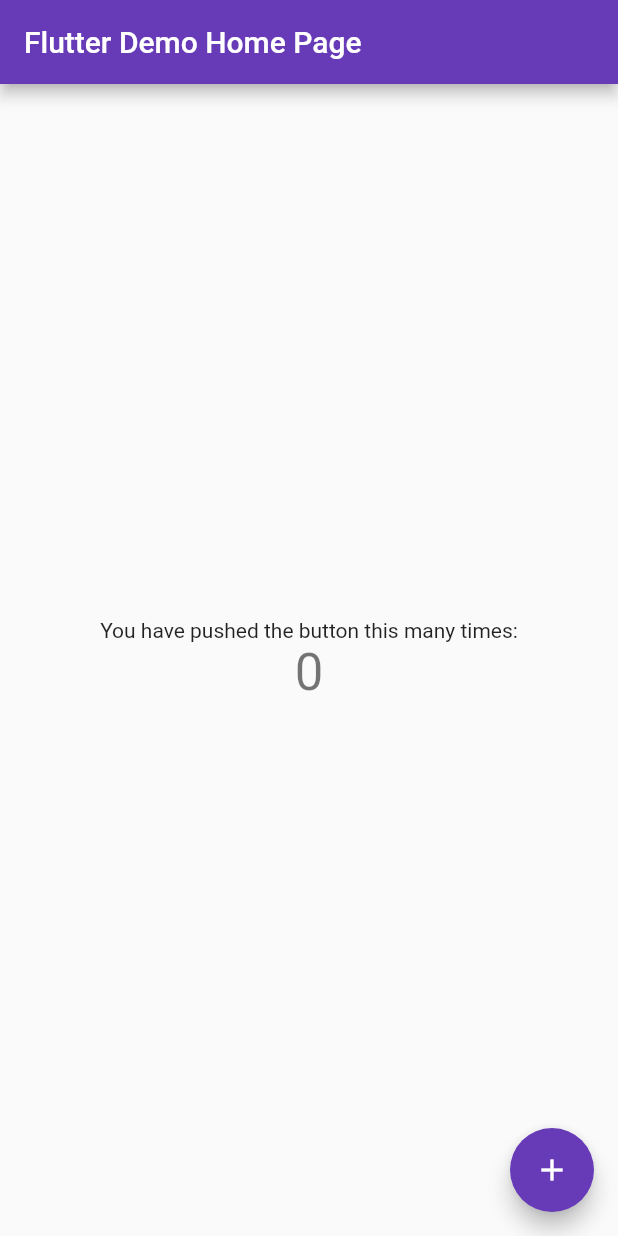
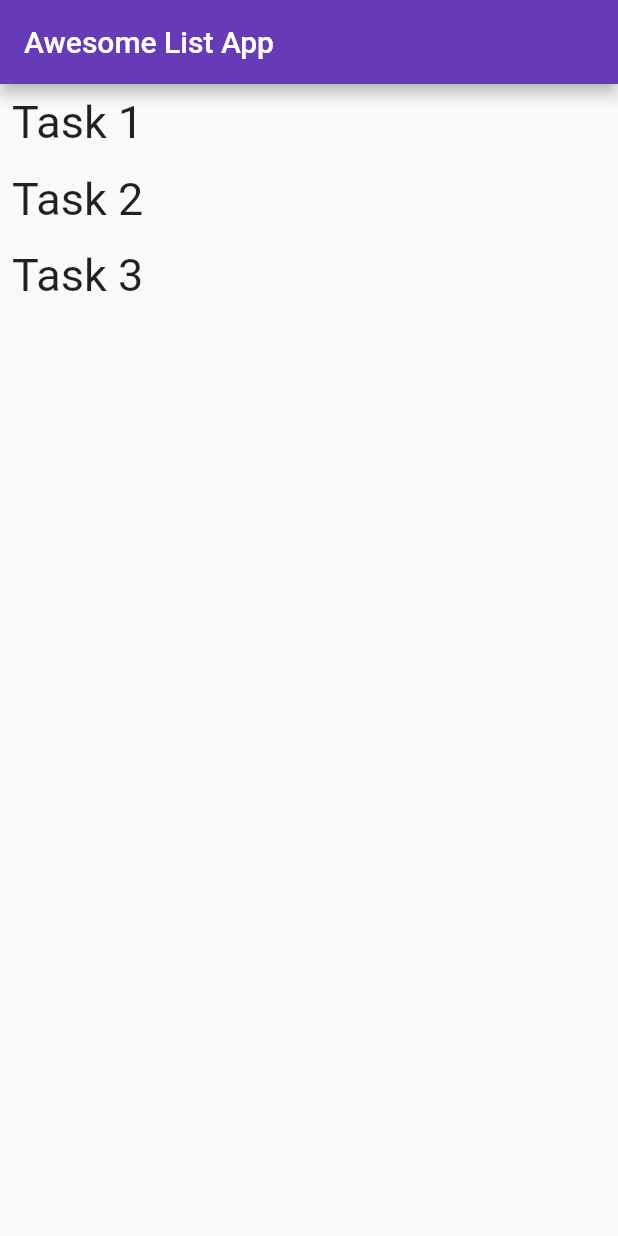
Before and after one commit to MarwanBukhori/Things-To-Do-Flutter, a Flutter app: the screen it shows after launch, on a phone screen of 412 x 824 dp. Run offline on Flutter 3.47's test engine with Material 2 defaults, Android fonts, the phone set to English and light mode, and no system bars.

Commit message:
Create home screen

```diff
--- a/lib/main.dart
+++ b/lib/main.dart
@@ -1,4 +1,5 @@
 import 'package:flutter/material.dart';
+import 'package:flutter_note/screen/home.screen.dart';
 
 void main() {
   runApp(const MyApp());
@@ -15,71 +16,7 @@ class MyApp extends StatelessWidget {
       theme: ThemeData(
         primarySwatch: Colors.deepPurple,
       ),
-      home: const MyHomePage(title: 'Flutter Demo Home Page'),
+      home: HomeScreen(),
     );
   }
 }
-
-class MyHomePage extends StatefulWidget {
-  const MyHomePage({required this.title});
-
-  // This widget is the home page of your application. It is stateful, meaning
-  // that it has a State object (defined below) that contains fields that affect
-  // how it looks.
-
-  // This class is the configuration for the state. It holds the values (in this
-  // case the title) provided by the parent (in this case the App widget) and
-  // used by the build method of the State. Fields in a Widget subclass are
-  // always marked "final".
-
-  final String title;
-
-  @override
-  State<MyHomePage> createState() => _MyHomePageState();
-}
-
-class _MyHomePageState extends State<MyHomePage> {
-  int _counter = 0;
-
-  void _incrementCounter() {
-    setState(() {
-      // This call to setState tells the Flutter framework that something has
-      // changed in this State, which causes it to rerun the build method below
-      // so that the display can reflect the updated values. If we changed
-      // _counter without calling setState(), then the build method would not be
-      // called again, and so nothing would appear to happen.
-      _counter++;
-    });
-  }
-
-  @override
-  Widget build(BuildContext context) {
-
-    return Scaffold(
-      appBar: AppBar(
-        // Here we take the value from the MyHomePage object that was created by
-        // the App.build method, and use it to set our appbar title.
-        title: Text(widget.title),
-      ),
-      body: Center(
-        child: Column(
-          mainAxisAlignment: MainAxisAlignment.center,
-          children: <Widget>[
-            const Text(
-              'You have pushed the button this many times:',
-            ),
-            Text(
-              '$_counter',
-              style: Theme.of(context).textTheme.headline4,
-            ),
-          ],
-        ),
-      ),
-      floatingActionButton: FloatingActionButton(
-        onPressed: _incrementCounter,
-        tooltip: 'Increment',
-        child: const Icon(Icons.add),
-      ), // This trailing comma makes auto-formatting nicer for build methods.
-    );
-  }
-}
--- /dev/null
+++ b/lib/screen/home.screen.dart
@@ -0,0 +1,46 @@
+
+
+import 'package:flutter/material.dart';
+
+class HomeScreen extends StatelessWidget {
+
+  @override
+  Widget build(BuildContext context) {
+    return Scaffold(
+      appBar: AppBar(title: Text('Awesome List App'),
+      ),
+      body: Column(
+        children:
+          List.generate(
+              taskList.length,
+                  (index) {
+          return CustomText(text: taskList[index]);
+      }),
+      ),
+      );
+
+  }
+}
+
+class CustomText extends StatelessWidget {
+ final String text;
+
+ CustomText({required this.text});
+
+  @override
+  Widget build(BuildContext context) {
+    return Padding(
+      padding: const EdgeInsets.all(8.0),
+      child: Text(
+          text,
+          style: TextStyle(fontSize: 30),
+      ),
+    );
+  }
+}
+
+List<String> taskList = [
+  'Task 1',
+  'Task 2',
+  'Task 3',
+];
```
